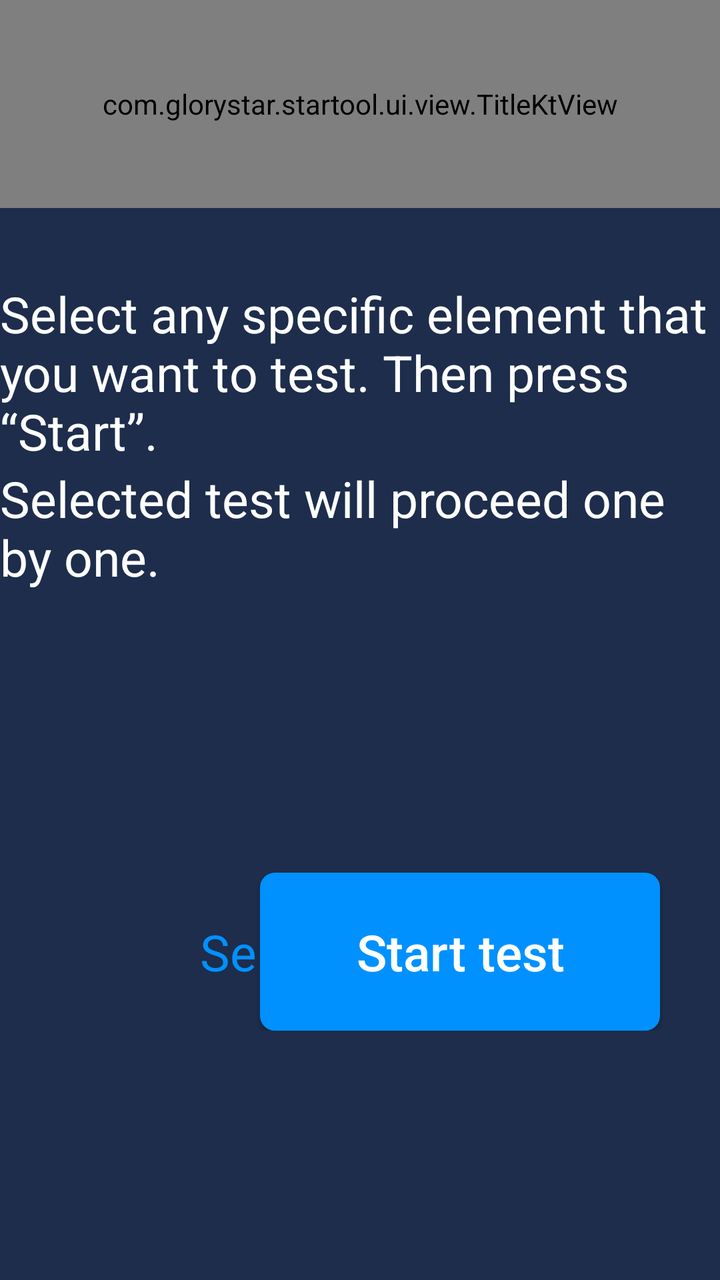
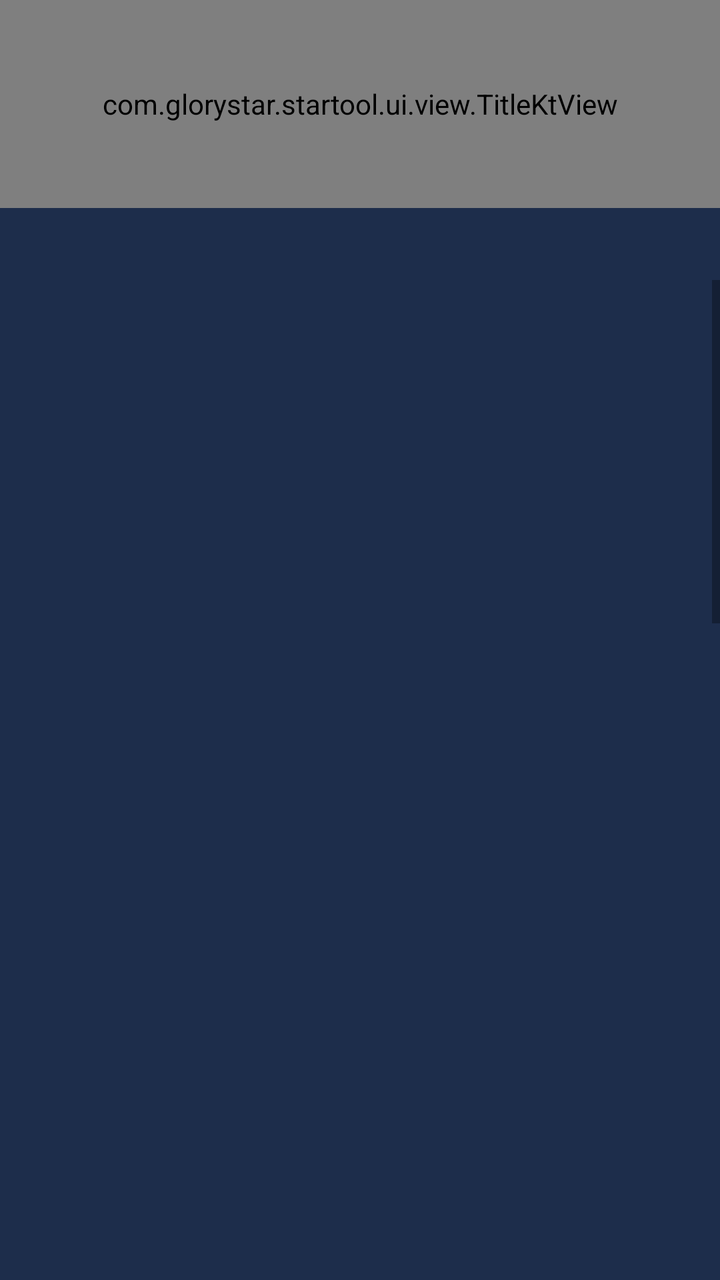

The first picture is an Android layout as it rendered before a commit; the second is the same layout after the commit. The layout source and the unified diff follow.
<!-- AndroidManifest.xml: application theme NoTitle -->
<!-- res/layout/pre_aging_tests_activity.xml -->
<?xml version="1.0" encoding="utf-8"?>
<androidx.constraintlayout.widget.ConstraintLayout xmlns:android="http://schemas.android.com/apk/res/android"
    xmlns:app="http://schemas.android.com/apk/res-auto"
    xmlns:tools="http://schemas.android.com/tools"
    android:layout_width="match_parent"
    android:layout_height="match_parent"
    android:background="@color/colorMain"
    android:orientation="vertical">

    <com.glorystar.startool.ui.view.TitleKtView
        android:id="@+id/tile_view"
        android:layout_width="match_parent"
        android:layout_height="104dp"
        app:layout_constraintEnd_toEndOf="parent"
        app:layout_constraintStart_toStartOf="parent"
        app:layout_constraintTop_toTopOf="parent" />

    <LinearLayout
        android:id="@+id/linearLayout"
        android:layout_width="wrap_content"
        android:layout_height="wrap_content"
        android:layout_below="@+id/tile_view"
        android:layout_centerHorizontal="true"
        android:layout_gravity="center"
        android:layout_marginTop="36dp"
        android:orientation="vertical"
        app:layout_constraintEnd_toEndOf="parent"
        app:layout_constraintStart_toStartOf="parent"
        app:layout_constraintTop_toBottomOf="@+id/tile_view">

        <TextView

            android:layout_width="wrap_content"
            android:layout_height="wrap_content"
            android:layout_gravity="center"
            android:text="@string/preaging_masg_one"
            android:textColor="@color/white"
            android:textSize="25dp" />

        <TextView
            android:layout_width="wrap_content"
            android:layout_height="wrap_content"
            android:layout_gravity="center"
            android:text="@string/preaging_masg_tow"
            android:textColor="@color/white"
            android:textSize="25dp" />
    </LinearLayout>

    <androidx.recyclerview.widget.RecyclerView
        android:id="@+id/ageing_fro_recy"
        android:layout_width="match_parent"
        android:layout_height="wrap_content"
        android:layout_marginTop="16dp"
        android:paddingRight="30dp"
        app:layoutManager="androidx.recyclerview.widget.GridLayoutManager"
        app:layout_constraintEnd_toEndOf="parent"
        app:layout_constraintHorizontal_bias="0.0"
        app:layout_constraintStart_toStartOf="parent"
        app:layout_constraintTop_toBottomOf="@+id/linearLayout" />

    <RelativeLayout
        android:layout_width="match_parent"
        android:layout_height="wrap_content"
        android:layout_gravity="center"
        app:layout_constraintBottom_toBottomOf="parent"
        app:layout_constraintTop_toBottomOf="@+id/ageing_fro_recy">

        <TextView
            android:id="@+id/all_select"
            android:layout_centerVertical="true"
            android:layout_width="wrap_content"
            android:layout_height="wrap_content"
            android:layout_marginLeft="100dp"
            android:text="@string/Select_all"
            android:textColor="@color/colorMainButton"
            android:textSize="25dp" />

        <Button
            android:layout_marginRight="30dp"
            android:id="@+id/start_button"
            android:layout_width="200dp"
            android:layout_height="79dp"
            android:layout_alignParentRight="true"
            android:background="@drawable/r_button_bg"
            android:text="@string/Start_test"
            android:textAllCaps="false"
            android:textColor="@color/white"
            android:textSize="25dp"
            tools:ignore="InOrdpUsage" />


    </RelativeLayout>

</androidx.constraintlayout.widget.ConstraintLayout>
<!-- resources referenced by this layout -->
<resources>
  <color name="colorMain">#1D2D4B</color>
  <color name="colorMainButton">#0091FF</color>
  <color name="white">#FFFFFFFF</color>
  <!-- drawable r_button_bg (drawable) -->
  <?xml version="1.0" encoding="utf-8"?>
  <shape
      xmlns:android="http://schemas.android.com/apk/res/android">
      
      <solid
          android:color="@color/colorMainButton" />
      
      <stroke
          android:width="1dp"
          android:color="@color/colorMainButton" />
      
      <size android:height="4mm"/>
      
      <corners
          android:radius="7dp"/>
  
  </shape>
  <string name="Select_all">Select all</string>
  <string name="Start_test">Start test</string>
  <string name="preaging_masg_one">Select any specific element that you want to test. Then press “Start”.</string>
  <string name="preaging_masg_tow">Selected test will proceed one by one.</string>
  <style name="NoTitle" parent="Theme.AppCompat.Light.NoActionBar">
          <item name="colorPrimary">@color/colorMain</item>
          <item name="colorPrimaryDark">@color/colorMain</item>
          <item name="colorAccent">@color/colorMain</item>
          <item name="android:windowFullscreen">true</item>
          <item name="windowActionBar">false</item>
          <item name="windowNoTitle">true</item>
          <item name="android:textAppearanceListItemSmall">@style/listPopupWindow</item>
      </style>
  <style name="listPopupWindow">
          <item name="android:textSize">25mm</item>
          <item name="android:fontFamily">@font/montserrat_regular</item>
          <item name="android:textColor">@color/black</item>
      </style>
  <color name="black">#FF000000</color>
</resources>

<!-- the commit's change to res/layout/pre_aging_tests_activity.xml (unified diff, before → after) -->
@@ -1,10 +1,11 @@
 <?xml version="1.0" encoding="utf-8"?>
-<androidx.constraintlayout.widget.ConstraintLayout xmlns:android="http://schemas.android.com/apk/res/android"
+<LinearLayout xmlns:android="http://schemas.android.com/apk/res/android"
     xmlns:app="http://schemas.android.com/apk/res-auto"
     xmlns:tools="http://schemas.android.com/tools"
     android:layout_width="match_parent"
     android:layout_height="match_parent"
     android:background="@color/colorMain"
+
     android:orientation="vertical">
 
     <com.glorystar.startool.ui.view.TitleKtView
@@ -15,80 +16,93 @@
         app:layout_constraintStart_toStartOf="parent"
         app:layout_constraintTop_toTopOf="parent" />
 
-    <LinearLayout
-        android:id="@+id/linearLayout"
-        android:layout_width="wrap_content"
-        android:layout_height="wrap_content"
+    <ScrollView
         android:layout_below="@+id/tile_view"
-        android:layout_centerHorizontal="true"
-        android:layout_gravity="center"
         android:layout_marginTop="36dp"
         android:orientation="vertical"
         app:layout_constraintEnd_toEndOf="parent"
         app:layout_constraintStart_toStartOf="parent"
-        app:layout_constraintTop_toBottomOf="@+id/tile_view">
+        app:layout_constraintTop_toBottomOf="@+id/tile_view"
+        android:layout_width="match_parent"
+        android:layout_height="match_parent">
 
-        <TextView
+        <LinearLayout
+            android:layout_width="match_parent"
+            android:layout_height="match_parent"
+            android:orientation="vertical">
 
-            android:layout_width="wrap_content"
-            android:layout_height="wrap_content"
-            android:layout_gravity="center"
-            android:text="@string/preaging_masg_one"
-            android:textColor="@color/white"
-            android:textSize="25dp" />
+            <LinearLayout
+                android:id="@+id/linearLayout"
+                android:layout_width="wrap_content"
+                android:layout_height="wrap_content"
 
-        <TextView
-            android:layout_width="wrap_content"
-            android:layout_height="wrap_content"
-            android:layout_gravity="center"
-            android:text="@string/preaging_masg_tow"
-            android:textColor="@color/white"
-            android:textSize="25dp" />
-    </LinearLayout>
+                android:layout_gravity="center"
+            >
 
-    <androidx.recyclerview.widget.RecyclerView
-        android:id="@+id/ageing_fro_recy"
-        android:layout_width="match_parent"
-        android:layout_height="wrap_content"
-        android:layout_marginTop="16dp"
-        android:paddingRight="30dp"
-        app:layoutManager="androidx.recyclerview.widget.GridLayoutManager"
-        app:layout_constraintEnd_toEndOf="parent"
-        app:layout_constraintHorizontal_bias="0.0"
-        app:layout_constraintStart_toStartOf="parent"
-        app:layout_constraintTop_toBottomOf="@+id/linearLayout" />
+                <TextView
 
-    <RelativeLayout
-        android:layout_width="match_parent"
-        android:layout_height="wrap_content"
-        android:layout_gravity="center"
-        app:layout_constraintBottom_toBottomOf="parent"
-        app:layout_constraintTop_toBottomOf="@+id/ageing_fro_recy">
+                    android:layout_width="wrap_content"
+                    android:layout_height="wrap_content"
+                    android:layout_gravity="center"
+                    android:text="@string/preaging_masg_one"
+                    android:textColor="@color/white"
+                    android:textSize="25dp" />
 
-        <TextView
-            android:id="@+id/all_select"
-            android:layout_centerVertical="true"
-            android:layout_width="wrap_content"
-            android:layout_height="wrap_content"
-            android:layout_marginLeft="100dp"
-            android:text="@string/Select_all"
-            android:textColor="@color/colorMainButton"
-            android:textSize="25dp" />
+                <TextView
+                    android:layout_width="wrap_content"
+                    android:layout_height="wrap_content"
+                    android:layout_gravity="center"
+                    android:text="@string/preaging_masg_tow"
+                    android:textColor="@color/white"
+                    android:textSize="25dp" />
+            </LinearLayout>
 
-        <Button
-            android:layout_marginRight="30dp"
-            android:id="@+id/start_button"
-            android:layout_width="200dp"
-            android:layout_height="79dp"
-            android:layout_alignParentRight="true"
-            android:background="@drawable/r_button_bg"
-            android:text="@string/Start_test"
-            android:textAllCaps="false"
-            android:textColor="@color/white"
-            android:textSize="25dp"
-            tools:ignore="InOrdpUsage" />
+            <androidx.recyclerview.widget.RecyclerView
+                android:id="@+id/ageing_fro_recy"
+                android:layout_width="match_parent"
+                android:layout_height="wrap_content"
+                android:layout_marginTop="16dp"
+                android:paddingRight="30dp"
+                app:layoutManager="androidx.recyclerview.widget.GridLayoutManager"
+                app:layout_constraintEnd_toEndOf="parent"
+                app:layout_constraintHorizontal_bias="0.0"
+                app:layout_constraintStart_toStartOf="parent"
+                app:layout_constraintTop_toBottomOf="@+id/linearLayout" />
+
+            <RelativeLayout
+                android:layout_marginTop="199dp"
+                android:layout_marginBottom="44dp"
+                android:layout_width="match_parent"
+                android:layout_height="wrap_content"
+                android:layout_gravity="center"
+                app:layout_constraintBottom_toBottomOf="parent"
+                app:layout_constraintTop_toBottomOf="@+id/ageing_fro_recy">
+
+                <TextView
+                    android:id="@+id/all_select"
+                    android:layout_width="wrap_content"
+                    android:layout_height="wrap_content"
+                    android:layout_centerVertical="true"
+                    android:layout_marginLeft="100dp"
+                    android:text="@string/Select_all"
+                    android:textColor="@color/colorMainButton"
+                    android:textSize="25dp" />
+
+                <Button
+                    android:id="@+id/start_button"
+                    android:layout_width="200dp"
+                    android:layout_height="79dp"
+                    android:layout_alignParentRight="true"
+                    android:layout_marginRight="30dp"
+                    android:background="@drawable/r_button_bg"
+                    android:text="@string/Start_test"
+                    android:textAllCaps="false"
+                    android:textColor="@color/white"
+                    android:textSize="25dp"
+                    tools:ignore="InOrdpUsage" />
 
 
-    </RelativeLayout>
-
-</androidx.constraintlayout.widget.ConstraintLayout>
+            </RelativeLayout>
+        </LinearLayout>
+    </ScrollView>
+</LinearLayout>
